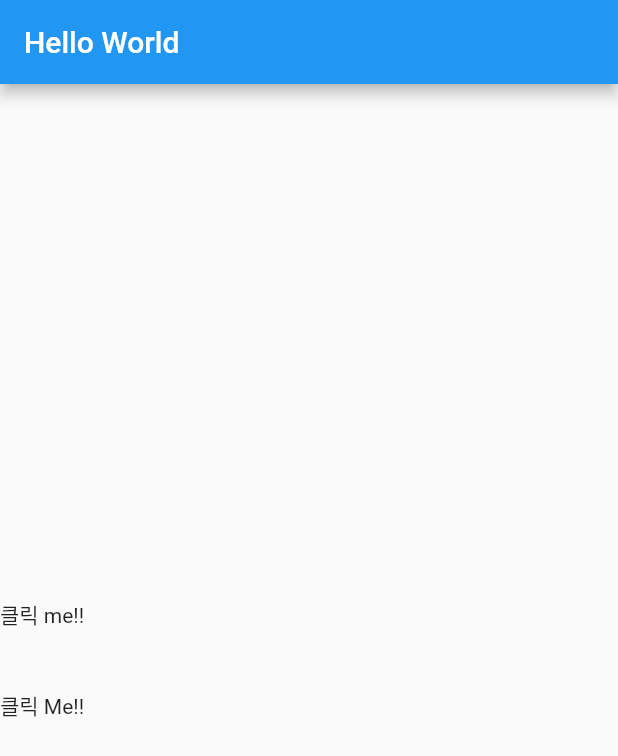
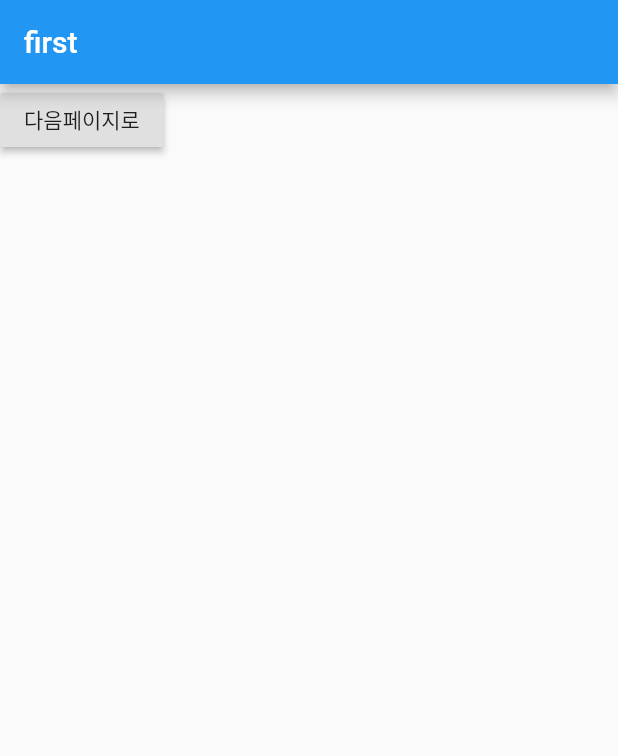
Before and after one commit to ksdhk/flutter, a Flutter app: the screen it shows after launch, on a phone screen of 412 x 824 dp. Shown: the top 756 px of the screen. Run offline on Flutter 3.47's test engine with Material 2 defaults, Android fonts, the phone set to English and light mode, and no system bars.

Commit message:
Update main.dart

```diff
--- a/flutter_app/lib/main.dart
+++ b/flutter_app/lib/main.dart
@@ -14,48 +14,41 @@ class MyApp extends StatelessWidget {
 
         primarySwatch: Colors.blue,
       ),
-        home: MyHomePage(),
+        home: FirstPage(),
     );
   }
 }
 
-class MyHomePage extends StatelessWidget{
-  var _text = "Hello";
-  var _isChecked = false;
+class FirstPage extends StatelessWidget{
+
   @override
-  Widget build(BuildContext context){
-    return  Scaffold(
-      appBar : AppBar(
-          title: Text('Hello World'),
-      ),
-      body:
-
-      Column(
-        mainAxisAlignment: MainAxisAlignment.center,
-        children:<Widget>[
-          GestureDetector(
-            onTap:(){
-              print("GestureDetector 클릭!!");
-            },
-            child : Text('클릭 me!!'),
-          ),
-          SizedBox(
-            height: 40,
-          ),
-          InkWell(
-            onTap:(){
-              print('InkWell 클릭!!');
-            },
-            child:Text('클릭 Me!!'),
-          )
-        ]
-      ) ,
-
-
-
-
-    );
-
+  Widget build(BuildContext context) {
+  return Scaffold(
+    appBar: AppBar(
+      title:Text('first'),
+    ),
+    body: RaisedButton(
+      child:Text('다음페이지로'),
+      onPressed:(){},
+    ),
+  );
   }
 
 }
+
+class SecondPage extends StatelessWidget{
+
+  @override
+  Widget build(BuildContext context) {
+    return Scaffold(
+      appBar: AppBar(
+        title:Text('Second'),
+      ),
+      body: RaisedButton(
+        child:Text('이전 페이지로'),
+        onPressed:(){},
+      ),
+    );
+  }
+
+}
```
